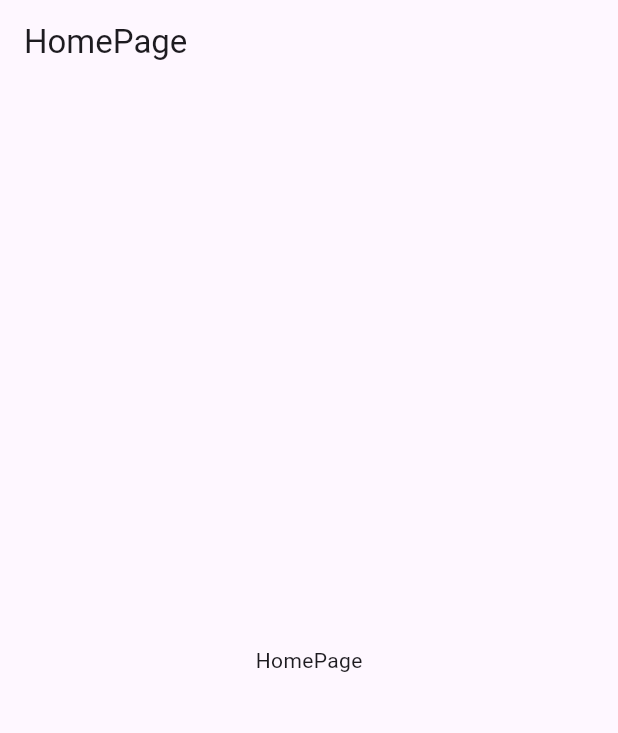
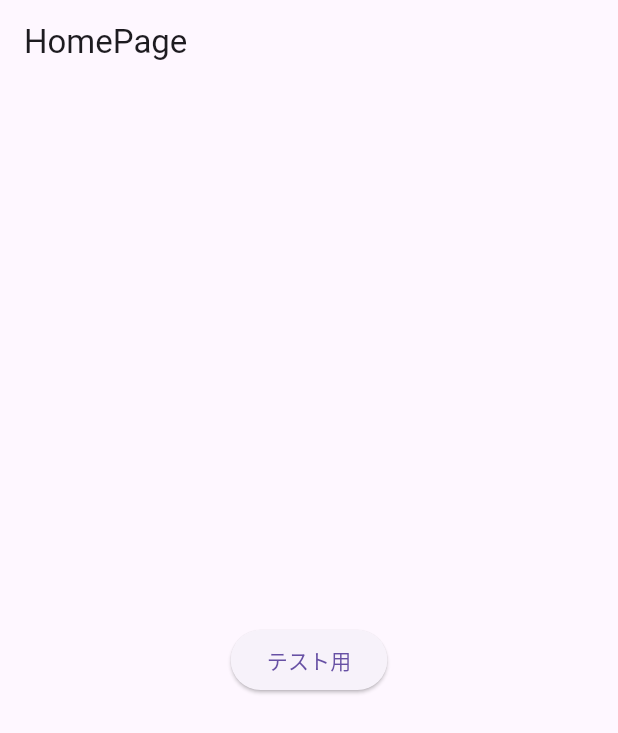
Before and after one commit to ironmax123/delusion_deposit, a Flutter app: the screen it shows after launch, on a phone screen of 412 x 824 dp. Shown: the top 733 px of the screen. Run offline on Flutter 3.47's test engine with Material 3 defaults, Android fonts, the phone set to English and light mode, and no system bars.

Commit message:
コメントアウトの削除

```diff
--- a/lib/pages/home/home.dart
+++ b/lib/pages/home/home.dart
@@ -1,3 +1,4 @@
+import 'package:delusion_deposit/pages/dining-out_list/duing-out.dart';
 import 'package:flutter/material.dart';
 
 class HomePage extends StatelessWidget {
@@ -8,11 +9,19 @@ class HomePage extends StatelessWidget {
   Widget build(BuildContext context) {
     return Scaffold(
       appBar: AppBar(
-        title: Text(title), // Text(title)の前のconstは不要です
+        title: Text(title),
       ),
       body: Center(
-        child: Text(title),
-      ),
+          child: ElevatedButton(
+              onPressed: () {
+                Navigator.push(
+                  context,
+                  MaterialPageRoute(
+                    builder: (context) => Duing_out(),
+                  ),
+                );
+              },
+              child: const Text('テスト用'))),
     );
   }
 }
```
